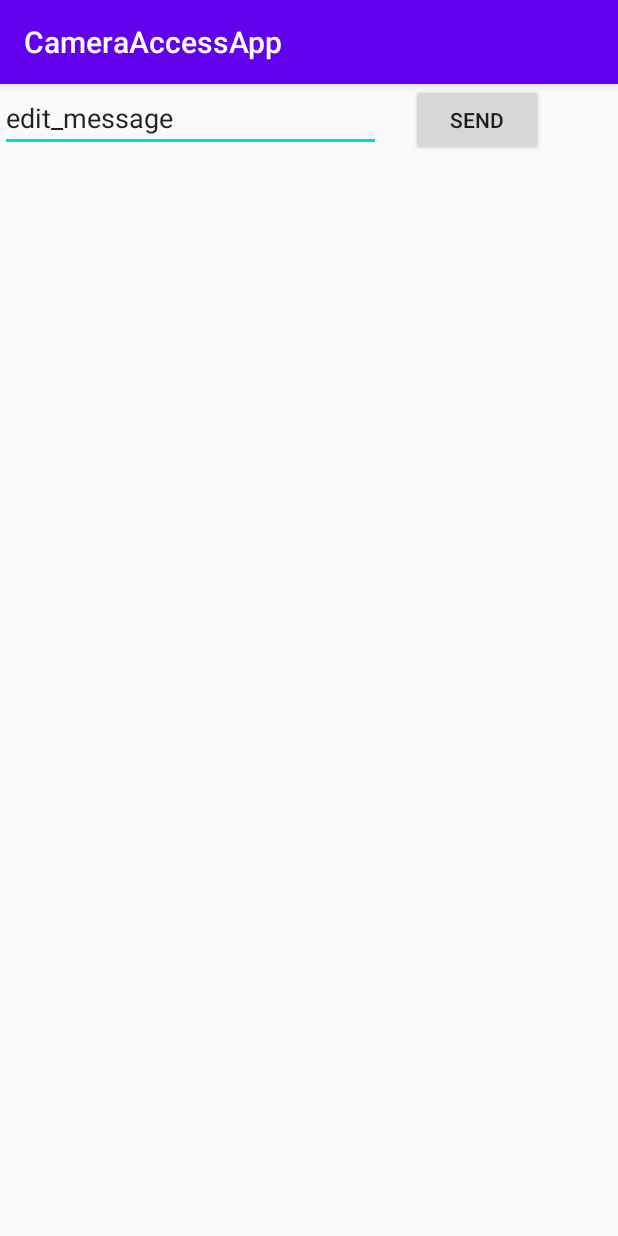
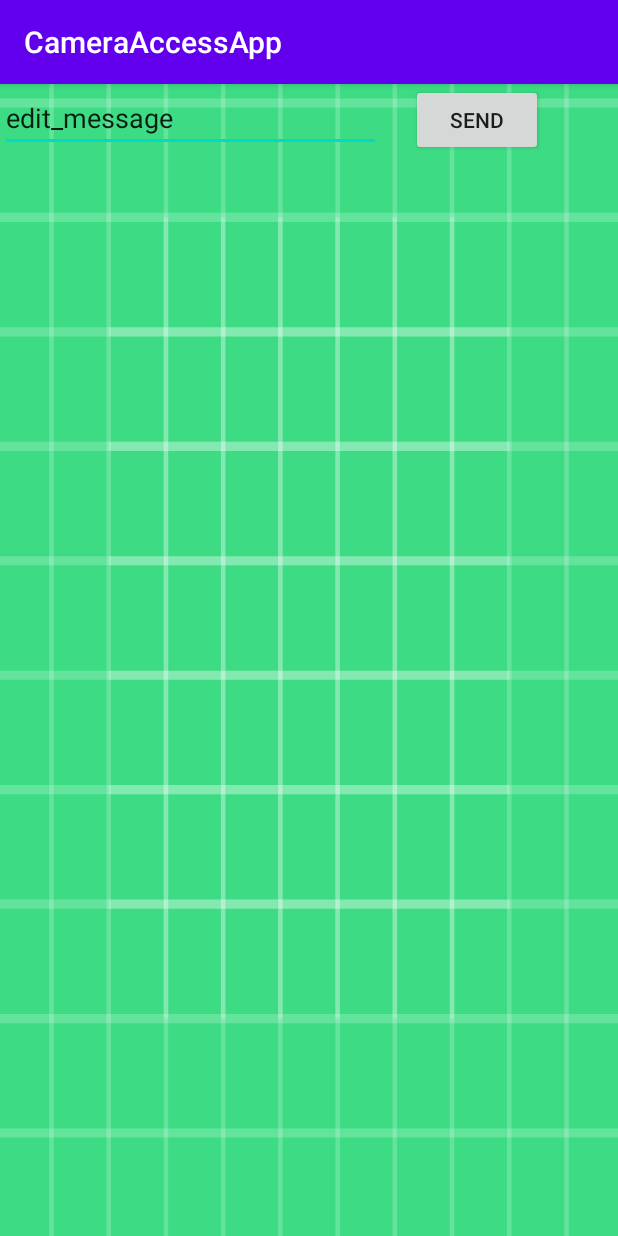
Before and after one commit to LiuYuancheng/ProgramTools, an Android app: the screen it shows after launch (MainActivity), on a phone screen of 412 x 824 dp. Run offline under Robolectric (Android 15) with nearby library versions, the phone set to English and light mode, and no system bars.

Commit message:
Update the background.

```diff
--- a/androidApp/src/app/src/main/java/com/example/cameraaccessapp/DisplayMessageActivity.java
+++ b/androidApp/src/app/src/main/java/com/example/cameraaccessapp/DisplayMessageActivity.java
@@ -20,5 +20,6 @@ public class DisplayMessageActivity extends AppCompatActivity {
         // Capture the layout's TextView and set the string as its text
         TextView textView = findViewById(R.id.textView);
         textView.setText(message);
+
     }
 }
--- a/androidApp/src/app/src/main/java/com/example/cameraaccessapp/MainActivity.java
+++ b/androidApp/src/app/src/main/java/com/example/cameraaccessapp/MainActivity.java
@@ -5,6 +5,8 @@ import androidx.appcompat.app.AppCompatActivity;
 import android.content.Intent;
 import android.os.Bundle;
 import android.view.View;
+import android.view.animation.AnimationUtils;
+import android.widget.AdapterViewAnimator;
 import android.widget.EditText;
 
 public class MainActivity extends AppCompatActivity {
@@ -14,6 +16,16 @@ public class MainActivity extends AppCompatActivity {
     protected void onCreate(Bundle savedInstanceState) {
         super.onCreate(savedInstanceState);
         setContentView(R.layout.activity_main);
+
+
+    // Load a background for the current screen from a drawable resource
+    getWindow().setBackgroundDrawableResource(R.drawable.ic_launcher_background) ;
+
+    // Set the Activity title by getting a string from the Resources object, because
+    //  this method requires a CharSequence rather than a resource ID
+    getWindow().setTitle(getResources().getText(R.string.app_name));
+
+
     }
 
     /** Called when the user taps the Send button */
```
